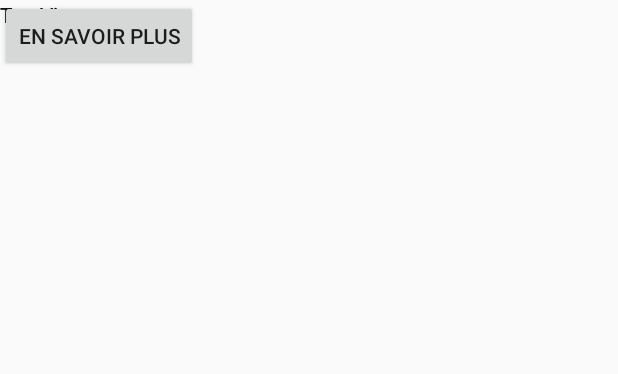
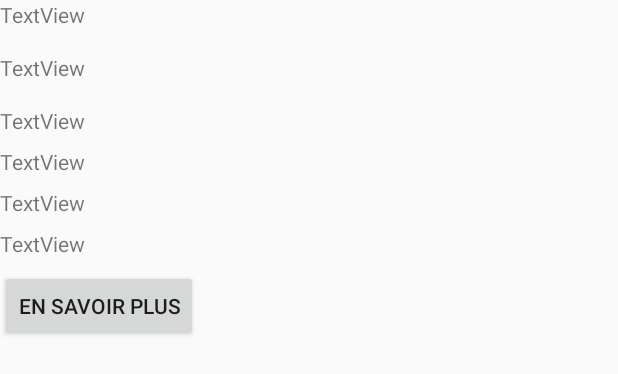
Before and after one commit to antoineabbou/app-afca-android, an Android app: the layout activity_detail.xml on its own in the app's theme, with its tools: preview values and no code run, on a phone screen of 412 x 824 dp. Shown: the top 374 px of the screen. Run offline under Robolectric (Android 15) with nearby library versions, the phone set to English and light mode, and no system bars.

Commit message:
full event details

```diff
--- a/app/src/main/res/layout/activity_detail.xml
+++ b/app/src/main/res/layout/activity_detail.xml
@@ -1,6 +1,7 @@
 <?xml version="1.0" encoding="utf-8"?>
 <android.support.constraint.ConstraintLayout
     xmlns:android="http://schemas.android.com/apk/res/android"
+    xmlns:app="http://schemas.android.com/apk/res-auto"
     xmlns:tools="http://schemas.android.com/tools"
     android:layout_width="match_parent"
     android:layout_height="match_parent">
@@ -17,31 +18,54 @@
         android:id="@+id/eventExcerpt"
         android:layout_width="wrap_content"
         android:layout_height="wrap_content"
+        android:layout_marginTop="16dp"
         android:text="TextView"
-        tools:layout_editor_absoluteX="16dp"
-        tools:layout_editor_absoluteY="51dp" />
+        app:layout_constraintTop_toBottomOf="@+id/eventTitle"
+        tools:layout_editor_absoluteX="16dp" />
+
+    <TextView
+        android:id="@+id/placeText"
+        android:layout_width="wrap_content"
+        android:layout_height="wrap_content"
+        android:layout_marginTop="16dp"
+        android:text="TextView"
+        app:layout_constraintTop_toBottomOf="@+id/eventExcerpt"
+        tools:layout_editor_absoluteX="16dp" />
 
     <TextView
         android:id="@+id/eventStart"
         android:layout_width="wrap_content"
         android:layout_height="wrap_content"
+        android:layout_marginTop="8dp"
         android:text="TextView"
-        tools:layout_editor_absoluteX="16dp"
-        tools:layout_editor_absoluteY="86dp" />
+        app:layout_constraintTop_toBottomOf="@+id/placeText"
+        tools:layout_editor_absoluteX="16dp" />
 
     <TextView
         android:id="@+id/eventEnd"
         android:layout_width="wrap_content"
         android:layout_height="wrap_content"
+        android:layout_marginTop="8dp"
         android:text="TextView"
-        tools:layout_editor_absoluteX="16dp"
-        tools:layout_editor_absoluteY="120dp" />
+        app:layout_constraintTop_toBottomOf="@+id/eventStart"
+        tools:layout_editor_absoluteX="16dp" />
+
+
+    <TextView
+        android:id="@+id/categoryTitle"
+        android:layout_width="wrap_content"
+        android:layout_height="wrap_content"
+        android:layout_marginTop="8dp"
+        android:text="TextView"
+        app:layout_constraintTop_toBottomOf="@+id/eventEnd"
+        tools:layout_editor_absoluteX="16dp" />
 
     <Button
         android:id="@+id/button"
         android:layout_width="wrap_content"
         android:layout_height="wrap_content"
+        android:layout_marginTop="8dp"
         android:text="En savoir plus"
-        tools:layout_editor_absoluteX="16dp"
-        tools:layout_editor_absoluteY="151dp" />
+        app:layout_constraintTop_toBottomOf="@+id/categoryTitle"
+        tools:layout_editor_absoluteX="16dp" />
 </android.support.constraint.ConstraintLayout>
```
Also changed, not shown: app/src/main/java/com/example/pibbou/afca/repository/DataRepository.kt (+12 -2 lines), app/src/main/java/com/example/pibbou/afca/ui/list/DetailActivity.kt (+38 -1 lines).
